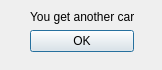
First picture: the form in Code/StoneAge/showcivreward.ui, repository Scuffed-Boardgames/Qt-StoneAge, before the edit.
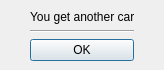
Second picture: the form after the edit.

What changed in the file:
```diff
--- a/Code/StoneAge/showcivreward.ui
+++ b/Code/StoneAge/showcivreward.ui
@@ -6,7 +6,7 @@
    <rect>
     <x>0</x>
     <y>0</y>
-    <width>162</width>
+    <width>164</width>
     <height>70</height>
    </rect>
   </property>
@@ -19,7 +19,7 @@
      <x>30</x>
      <y>10</y>
      <width>104</width>
-     <height>42</height>
+     <height>51</height>
     </rect>
    </property>
    <layout class="QVBoxLayout" name="verticalLayout">
@@ -30,6 +30,13 @@
       </property>
      </widget>
     </item>
+    <item>
+     <widget class="Line" name="line">
+      <property name="orientation">
+       <enum>Qt::Horizontal</enum>
+      </property>
+     </widget>
+    </item>
     <item>
      <widget class="QPushButton" name="pushButton">
       <property name="text">
```
